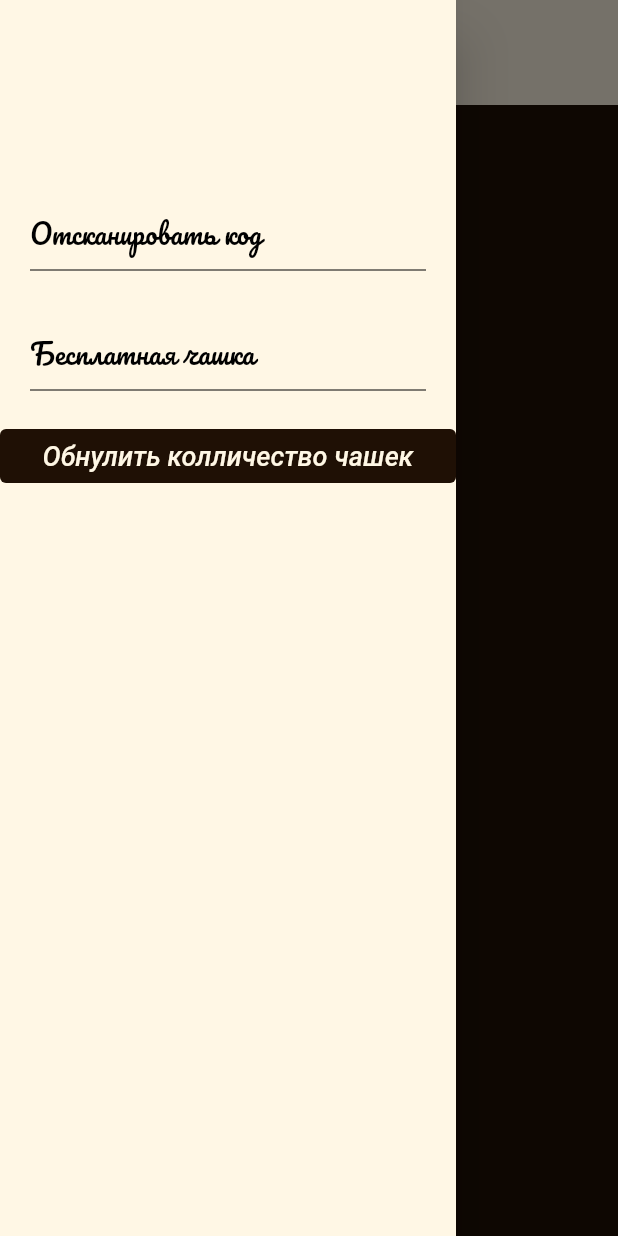
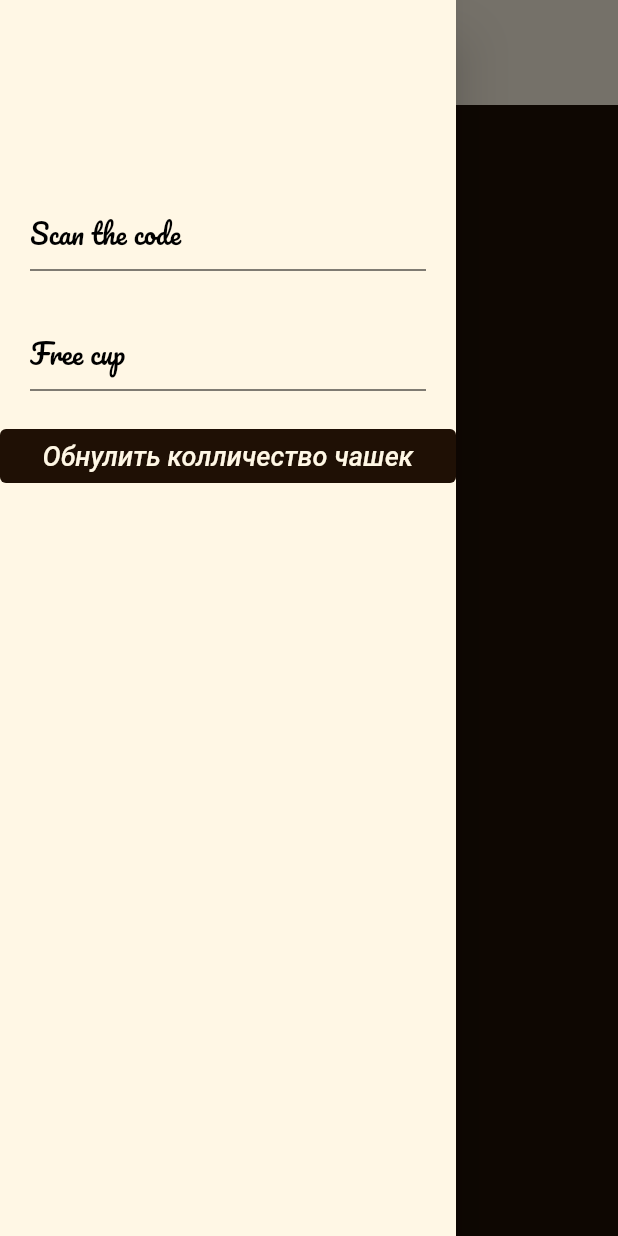
Before and after one commit to AndrewBabii/kofe_vkusno, a Flutter app: the screen it shows after launch, with the side drawer open, on a phone screen of 412 x 824 dp. Run offline on Flutter 3.47's test engine with Material 2 defaults, Android fonts, the phone set to English and light mode, and no system bars; our stand-ins replace easy_localization, flutter_riverpod, flutter_screenutil, flutter_svg, shared_preferences, state_notifier; missing offline and left inert: qr_code_scanner; statements that could not run were skipped.

Commit message:
make corrections and hot fix delete unnecessary materrialApp

```diff
--- a/lib/ui/notifiers/cup_notifier.dart
+++ b/lib/core/notifiers/cup_notifier.dart
@@ -1,6 +1,6 @@
-import 'package:kofe_vkusno/ui/usecases/cup_usecases/add_one_cup.dart';
-import 'package:kofe_vkusno/ui/usecases/cup_usecases/get_count_cups.dart';
-import 'package:kofe_vkusno/ui/usecases/cup_usecases/zero_cups.dart';
+import 'package:kofe_vkusno/core/usecases/cup_usecases/add_one_cup.dart';
+import 'package:kofe_vkusno/core/usecases/cup_usecases/get_count_cups.dart';
+import 'package:kofe_vkusno/core/usecases/cup_usecases/zero_cups.dart';
 import 'package:state_notifier/state_notifier.dart';
 
 class CupNotifier extends StateNotifier<int?>{
--- a/lib/ui/usecases/cup_usecases/add_one_cup.dart
+++ b/lib/core/usecases/cup_usecases/add_one_cup.dart
@@ -1,5 +1,5 @@
+import 'package:kofe_vkusno/core/repositories/cups_repository.dart';
 import 'package:kofe_vkusno/core/usecases/local_storage_usecase.dart';
-import 'package:kofe_vkusno/models/repositories/cups_repository.dart';
 
 class AddOneCup extends LocalStorageUsecase<void> {
   final CupsRepository repository;
--- a/lib/ui/usecases/cup_usecases/get_count_cups.dart
+++ b/lib/core/usecases/cup_usecases/get_count_cups.dart
@@ -1,5 +1,5 @@
+import 'package:kofe_vkusno/core/repositories/cups_repository.dart';
 import 'package:kofe_vkusno/core/usecases/local_storage_usecase.dart';
-import 'package:kofe_vkusno/models/repositories/cups_repository.dart';
 
 class GetCountCups extends LocalStorageUsecase<int?> {
   final CupsRepository repository;
--- a/lib/ui/usecases/cup_usecases/zero_cups.dart
+++ b/lib/core/usecases/cup_usecases/zero_cups.dart
@@ -1,5 +1,5 @@
+import 'package:kofe_vkusno/core/repositories/cups_repository.dart';
 import 'package:kofe_vkusno/core/usecases/local_storage_usecase.dart';
-import 'package:kofe_vkusno/models/repositories/cups_repository.dart';
 
 class ZeroCups extends LocalStorageUsecase<void> {
   final CupsRepository repository;
--- a/lib/main.dart
+++ b/lib/main.dart
@@ -3,8 +3,8 @@ import 'package:flutter/material.dart';
 import 'package:flutter_riverpod/flutter_riverpod.dart';
 import 'package:flutter_screenutil/flutter_screenutil.dart';
 import 'package:kofe_vkusno/ui/shared/main_layout.dart';
-import 'package:kofe_vkusno/ui/shared/qr_layout.dart';
-import 'package:kofe_vkusno/ui/shared/cup_layout.dart';
+import 'package:kofe_vkusno/ui/shared/qr_screen.dart';
+import 'package:kofe_vkusno/ui/shared/cup_screen.dart';
 
 
 Future<void> main() async {
@@ -26,8 +26,7 @@ class App extends StatelessWidget {
 
   @override
   Widget build(BuildContext context) {
-    return MaterialApp(
-      home: ScreenUtilInit(
+    return ScreenUtilInit(
         minTextAdapt: true,
         splitScreenMode: true,
         builder: () => MaterialApp(
@@ -52,11 +51,11 @@ class App extends StatelessWidget {
           initialRoute: '/',
           routes: {
               '/' : (context) => const MainLayout(),
-              '/qr-scanner' : (context) => const QRLayout(),
-              '/cup' : (context) => const CupLayout(),
+              '/qr-scanner' : (context) => const QRScreen(),
+              '/cup' : (context) => const CupScreen(),
           },
         ),
-      ),
+
     );
   }
 }
--- a/lib/ui/shared/widgets/coffee_drawer/coffee_drawer.dart
+++ b/lib/ui/shared/widgets/coffee_drawer/coffee_drawer.dart
@@ -1,3 +1,4 @@
+import 'package:easy_localization/src/public_ext.dart';
 import 'package:flutter/material.dart';
 import 'package:flutter_riverpod/flutter_riverpod.dart';
 import 'package:kofe_vkusno/providers.dart';
@@ -5,11 +6,11 @@ import 'package:kofe_vkusno/ui/shared/widgets/coffee_drawer/button_drawer.dart';
 
 
 final coffeeDrawer = Drawer(
-    child: Column(children: const [
-        SizedBox(height: 120),
-        ButtonDrawer(textButton: 'Отсканировать код', routName: '/qr-scanner'),
-        ButtonDrawer(textButton: 'Бесплатная чашка', routName: '/cup'),
-        TestZeroCupButtonDrawer()
+    child: Column(children: [
+        const SizedBox(height: 120),
+        ButtonDrawer(textButton: 'scan_the_code'.tr(), routName: '/qr-scanner'),
+        ButtonDrawer(textButton: 'free_cup'.tr(), routName: '/cup'),
+        const TestZeroCupButtonDrawer()
       ]
     )
 );
--- a/resources/translations/en.json
+++ b/resources/translations/en.json
@@ -1,3 +1,6 @@
 {
-    "menu": "Menu"
+    "menu": "Menu",
+    "scan_the_code": "Scan the code",
+    "free_cup": "Free cup",
+    "buy_five_cups": "Buy five cups of coffee and\nget the sixth as a gift!"
 }
--- a/resources/translations/ru.json
+++ b/resources/translations/ru.json
@@ -1,3 +1,6 @@
 {
-    "menu": "Меню"
+    "menu": "Меню",
+    "scan_the_code": "Отсканировать код",
+    "free_cup": "Бесплатная чашка",
+    "buy_five_cups": "Купи пять чашек кофе и\nполучи шестую в подарок!"
 }
--- a/resources/translations/uk.json
+++ b/resources/translations/uk.json
@@ -1,3 +1,6 @@
 {
-    "menu": "Меню"
+    "menu": "Меню",
+    "scan_the_code": "Відсканувати код",
+    "free_cup": "Безкоштовна чашка ",
+    "buy_five_cups": "Купи п'ять чашок кави та\nотримай шосту у подарунок!"
 }
```
Also changed, not shown: lib/providers.dart (+6 -5 lines), lib/ui/shared/cup_screen.dart (renamed from lib/ui/shared/cup_layout.dart, +8 -7 lines), lib/ui/shared/qr_screen.dart (renamed from lib/ui/shared/qr_layout.dart, +4 -4 lines), lib/core/repositories/cups_repository.dart (renamed from lib/models/repositories/cups_repository.dart), lib/ui/shared/widgets/cup_screen_widgets/circle_button.dart (renamed from lib/ui/shared/widgets/cup_layout_widgets/circle_button.dart), lib/ui/shared/widgets/cup_screen_widgets/cup_indicator.dart (renamed from lib/ui/shared/widgets/cup_layout_widgets/cup_indicator.dart).
